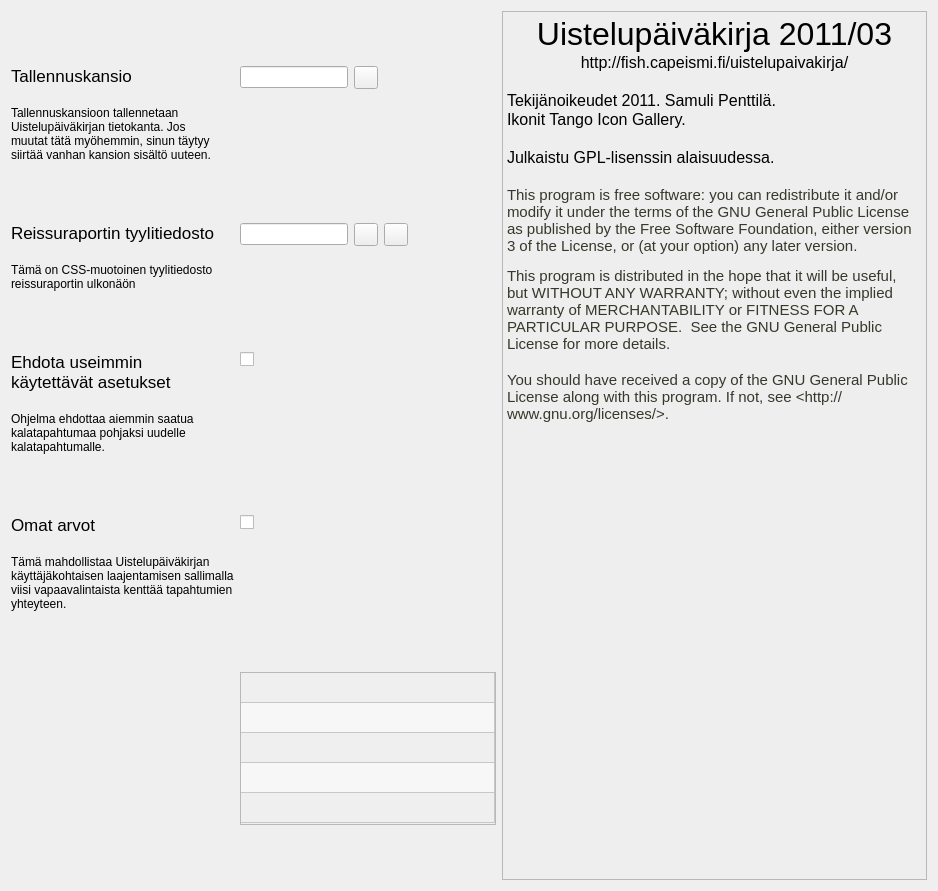
First picture: the form in settingsform.ui, repository samuliwritescode/uistelupaivakirja-desktop, before the edit.
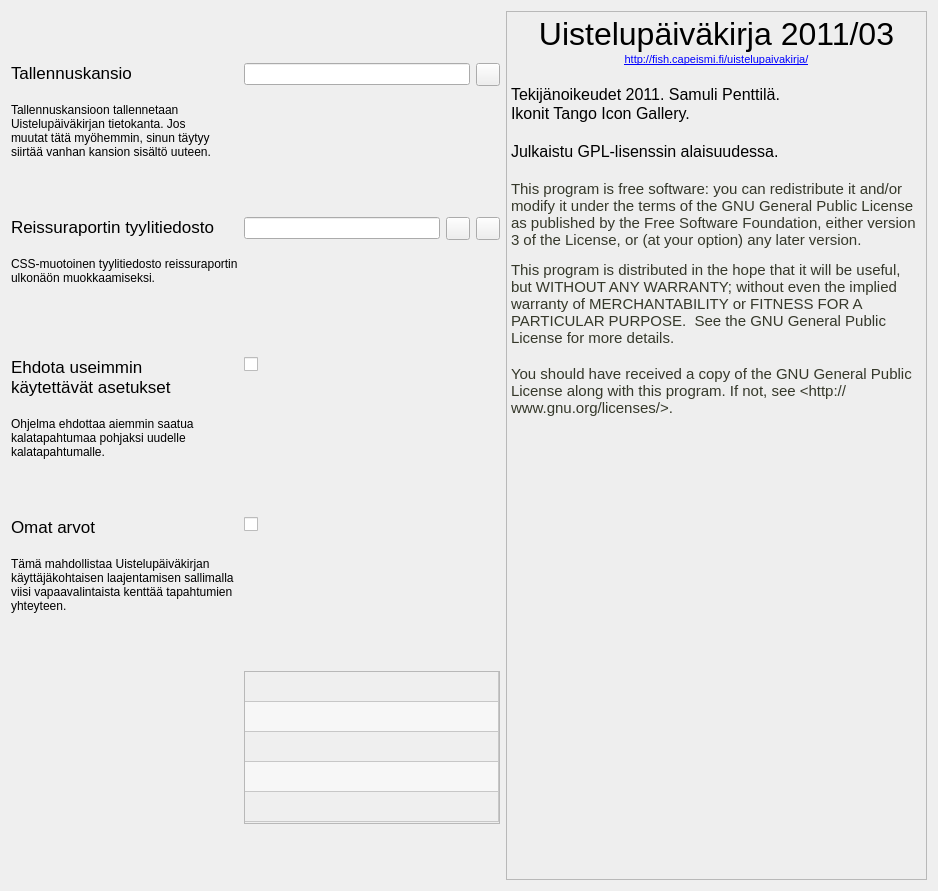
Second picture: the form after the edit. Icons and pictures are not drawn.

Commit message: -Linkki blogiin. -Tyylitiedoston kuvaus näkyy paremmin

```diff
--- a/settingsform.ui
+++ b/settingsform.ui
@@ -17,7 +17,7 @@
    <item>
     <layout class="QFormLayout" name="formLayout">
      <property name="fieldGrowthPolicy">
-      <enum>QFormLayout::FieldsStayAtSizeHint</enum>
+      <enum>QFormLayout::AllNonFixedFieldsGrow</enum>
      </property>
      <property name="labelAlignment">
       <set>Qt::AlignLeading|Qt::AlignLeft|Qt::AlignTop</set>
@@ -98,10 +98,11 @@
         <string>&lt;!DOCTYPE HTML PUBLIC &quot;-//W3C//DTD HTML 4.0//EN&quot; &quot;http://www.w3.org/TR/REC-html40/strict.dtd&quot;&gt;
 &lt;html&gt;&lt;head&gt;&lt;meta name=&quot;qrichtext&quot; content=&quot;1&quot; /&gt;&lt;style type=&quot;text/css&quot;&gt;
 p, li { white-space: pre-wrap; }
-&lt;/style&gt;&lt;/head&gt;&lt;body style=&quot; font-family:'Lucida Grande'; font-size:13pt; font-weight:400; font-style:normal;&quot;&gt;
-&lt;p style=&quot; margin-top:0px; margin-bottom:0px; margin-left:0px; margin-right:0px; -qt-block-indent:0; text-indent:0px;&quot;&gt;Reissuraportin tyylitiedosto&lt;/p&gt;
-&lt;p style=&quot;-qt-paragraph-type:empty; margin-top:0px; margin-bottom:0px; margin-left:0px; margin-right:0px; -qt-block-indent:0; text-indent:0px;&quot;&gt;&lt;/p&gt;
-&lt;p style=&quot; margin-top:0px; margin-bottom:0px; margin-left:0px; margin-right:0px; -qt-block-indent:0; text-indent:0px;&quot;&gt;&lt;span style=&quot; font-size:9pt;&quot;&gt;Tämä on CSS-muotoinen tyylitiedosto reissuraportin ulkonäön muokkaamiseksi.&lt;/span&gt;&lt;/p&gt;&lt;/body&gt;&lt;/html&gt;</string>
+&lt;/style&gt;&lt;/head&gt;&lt;body style=&quot; font-family:'MS Shell Dlg 2'; font-size:8.25pt; font-weight:400; font-style:normal;&quot;&gt;
+&lt;p style=&quot; margin-top:0px; margin-bottom:0px; margin-left:0px; margin-right:0px; -qt-block-indent:0; text-indent:0px;&quot;&gt;&lt;span style=&quot; font-family:'Lucida Grande'; font-size:13pt;&quot;&gt;Reissuraportin tyylitiedosto&lt;/span&gt;&lt;/p&gt;
+&lt;p style=&quot;-qt-paragraph-type:empty; margin-top:0px; margin-bottom:0px; margin-left:0px; margin-right:0px; -qt-block-indent:0; text-indent:0px; font-family:'Lucida Grande'; font-size:13pt;&quot;&gt;&lt;/p&gt;
+&lt;p style=&quot; margin-top:0px; margin-bottom:0px; margin-left:0px; margin-right:0px; -qt-block-indent:0; text-indent:0px;&quot;&gt;&lt;span style=&quot; font-family:'Lucida Grande'; font-size:9pt;&quot;&gt;CSS-muotoinen tyylitiedosto reissuraportin ulkonäön muokkaamiseksi.&lt;/span&gt;&lt;/p&gt;
+&lt;p style=&quot;-qt-paragraph-type:empty; margin-top:0px; margin-bottom:0px; margin-left:0px; margin-right:0px; -qt-block-indent:0; text-indent:0px; font-family:'Lucida Grande'; font-size:9pt;&quot;&gt;&lt;/p&gt;&lt;/body&gt;&lt;/html&gt;</string>
        </property>
        <property name="alignment">
         <set>Qt::AlignLeading|Qt::AlignLeft|Qt::AlignTop</set>
@@ -230,7 +231,7 @@
 &lt;/style&gt;&lt;/head&gt;&lt;body style=&quot; font-family:'MS Shell Dlg 2'; font-size:8.25pt; font-weight:400; font-style:normal;&quot;&gt;
 &lt;p align=&quot;center&quot; style=&quot; margin-top:0px; margin-bottom:0px; margin-left:0px; margin-right:0px; -qt-block-indent:0; text-indent:0px;&quot;&gt;&lt;img src=&quot;:/res/mainlogo64.png&quot; /&gt;&lt;/p&gt;
 &lt;p align=&quot;center&quot; style=&quot; margin-top:0px; margin-bottom:0px; margin-left:0px; margin-right:0px; -qt-block-indent:0; text-indent:0px;&quot;&gt;&lt;span style=&quot; font-family:'Lucida Grande'; font-size:24pt;&quot;&gt;Uistelupäiväkirja 2011/03&lt;/span&gt;&lt;/p&gt;
-&lt;p align=&quot;center&quot; style=&quot; margin-top:0px; margin-bottom:0px; margin-left:0px; margin-right:0px; -qt-block-indent:0; text-indent:0px;&quot;&gt;&lt;span style=&quot; font-family:'Lucida Grande'; font-size:12pt;&quot;&gt;http://fish.capeismi.fi/uistelupaivakirja/&lt;/span&gt;&lt;/p&gt;
+&lt;p align=&quot;center&quot; style=&quot; margin-top:0px; margin-bottom:0px; margin-left:0px; margin-right:0px; -qt-block-indent:0; text-indent:0px;&quot;&gt;&lt;a href=&quot;http://fish.capeismi.fi/uistelupaivakirja/&quot;&gt;&lt;span style=&quot; font-size:8pt; text-decoration: underline; color:#0000ff;&quot;&gt;http://fish.capeismi.fi/uistelupaivakirja/&lt;/span&gt;&lt;/a&gt;&lt;/p&gt;
 &lt;p style=&quot;-qt-paragraph-type:empty; margin-top:0px; margin-bottom:0px; margin-left:0px; margin-right:0px; -qt-block-indent:0; text-indent:0px; font-family:'Lucida Grande'; font-size:12pt;&quot;&gt;&lt;/p&gt;
 &lt;p style=&quot; margin-top:0px; margin-bottom:0px; margin-left:0px; margin-right:0px; -qt-block-indent:0; text-indent:0px;&quot;&gt;&lt;span style=&quot; font-family:'Lucida Grande'; font-size:12pt;&quot;&gt;Tekijänoikeudet 2011. Samuli Penttilä. &lt;/span&gt;&lt;/p&gt;
 &lt;p style=&quot; margin-top:0px; margin-bottom:0px; margin-left:0px; margin-right:0px; -qt-block-indent:0; text-indent:0px;&quot;&gt;&lt;span style=&quot; font-family:'Lucida Grande'; font-size:12pt;&quot;&gt;Ikonit Tango Icon Gallery.&lt;/span&gt;&lt;/p&gt;
```
Left out of the diff: 3 changed lines with no effect on the pictures.
